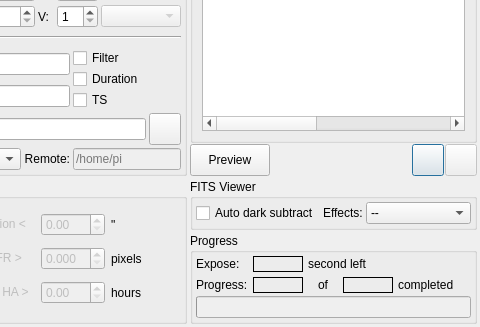
Before: the Qt Designer form kstars/ekos/capture/capture.ui in KDE/kstars, drawn with Qt 5; both pictures show x 113 to 593 and y 228 to 555 of the 593 by 555 pixel window.
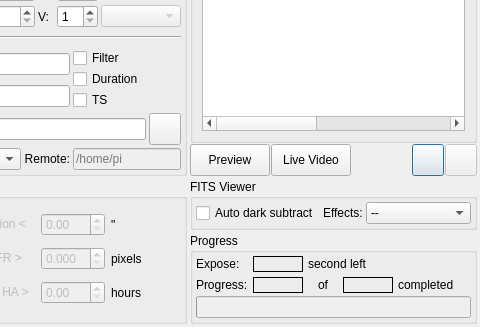
After: the same form once the commit is applied.

Commit message: Add live video button to capture module

Patch:
```diff
--- a/kstars/ekos/capture/capture.ui
+++ b/kstars/ekos/capture/capture.ui
@@ -1257,6 +1257,28 @@
          </property>
         </widget>
        </item>
+       <item>
+        <widget class="QPushButton" name="liveVideoB">
+         <property name="enabled">
+          <bool>true</bool>
+         </property>
+         <property name="minimumSize">
+          <size>
+           <width>0</width>
+           <height>32</height>
+          </size>
+         </property>
+         <property name="styleSheet">
+          <string notr="true"/>
+         </property>
+         <property name="text">
+          <string>Live Video</string>
+         </property>
+         <property name="checkable">
+          <bool>true</bool>
+         </property>
+        </widget>
+       </item>
        <item>
         <spacer name="buttonSpacer">
          <property name="orientation">
```
Left out of the diff: 26 changed lines with no effect on the pictures. The commit also changes 4 other files.
